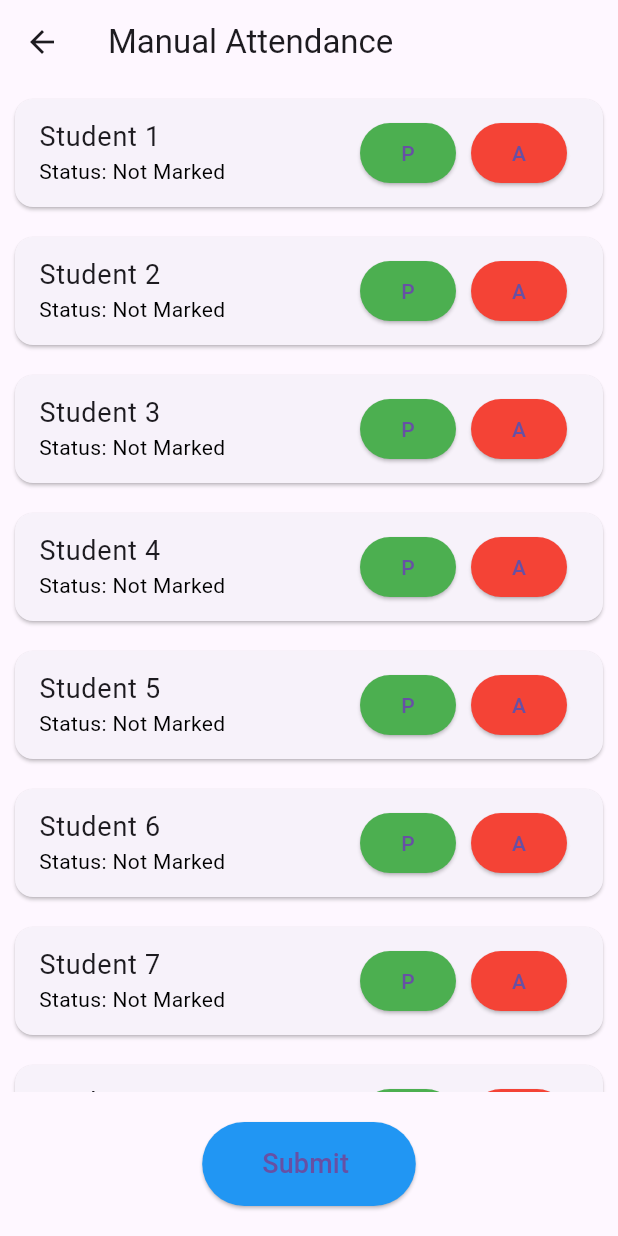
After one commit to amardas9127/class-in-app, a Flutter app: the TeacherHome screen opened directly, after a tap on the "menu" icon, after a tap on "Attendance", on a phone screen of 412 x 824 dp. The commit adds this screen. Run offline on Flutter 3.47's test engine with Material 3 defaults, Android fonts, the phone set to English and light mode, and no system bars; our stand-ins replace flutter_screenutil.

Commit message:
Teacher Pages

```diff
--- /dev/null
+++ b/lib/pages/teacher/attendance.dart
@@ -0,0 +1,133 @@
+import 'package:flutter/material.dart';
+
+class AttendancePage extends StatefulWidget {
+  @override
+  _AttendancePageState createState() => _AttendancePageState();
+}
+
+class _AttendancePageState extends State<AttendancePage> {
+  // List of students' names
+  final List<String> students = [
+    'Student 1',
+    'Student 2',
+    'Student 3',
+    'Student 4',
+    'Student 5',
+    'Student 6',
+    'Student 7',
+    'Student 8',
+    'Student 9',
+    'Student 10',
+  ];
+
+  // List to keep track of attendance status for each student
+  // Initially, all are marked as "Not Marked"
+  List<String> attendanceStatus = List.filled(10, "Not Marked");
+
+  // Method to update attendance status
+  void markAttendance(int index, String status) {
+    setState(() {
+      attendanceStatus[index] = status;
+    });
+  }
+
+  // Method to handle submit button click
+  void submitAttendance() {
+    bool allMarked = attendanceStatus.every((status) => status != "Not Marked");
+
+    if (allMarked) {
+      // Example of submitting (here, just showing a confirmation message)
+      ScaffoldMessenger.of(context).showSnackBar(
+        SnackBar(
+          content: Text('Attendance Submitted Successfully!'),
+        ),
+      );
+      // Here you would normally send attendanceStatus data to a database like MongoDB
+    } else {
+      // Show warning if some students' attendance is not marked
+      ScaffoldMessenger.of(context).showSnackBar(
+        SnackBar(
+          content: Text('Please mark attendance for all students!'),
+        ),
+      );
+    }
+  }
+
+  @override
+  Widget build(BuildContext context) {
+    return Scaffold(
+      appBar: AppBar(
+        title: Text('Manual Attendance'),
+      ),
+      body: Column(
+        children: [
+          Expanded(
+            child: ListView.builder(
+              itemCount: students.length,
+              itemBuilder: (context, index) {
+                return Card(
+                  margin: EdgeInsets.all(10.0),
+                  child: ListTile(
+                    title: Text(
+                      students[index],
+                      style: TextStyle(fontSize: 18),
+                    ),
+                    subtitle: Text(
+                      'Status: ${attendanceStatus[index]}',
+                      style: TextStyle(
+                        color: attendanceStatus[index] == 'Present'
+                            ? Colors.green
+                            : attendanceStatus[index] == 'Absent'
+                                ? Colors.red
+                                : Colors.black,
+                      ),
+                    ),
+                    trailing: Row(
+                      mainAxisSize: MainAxisSize.min,
+                      children: [
+                        ElevatedButton(
+                          onPressed: () {
+                            markAttendance(index, "Present");
+                          },
+                          style: ElevatedButton.styleFrom(
+                            backgroundColor: Colors.green,
+                          ),
+                          child: Text('P'), // P for Present
+                        ),
+                        SizedBox(width: 10),
+                        ElevatedButton(
+                          onPressed: () {
+                            markAttendance(index, "Absent");
+                          },
+                          style: ElevatedButton.styleFrom(
+                            backgroundColor: Colors.red,
+                          ),
+                          child: Text('A'), // A for Absent
+                        ),
+                      ],
+                    ),
+                  ),
+                );
+              },
+            ),
+          ),
+          // Submit Attendance Button
+          Padding(
+            padding: const EdgeInsets.all(20.0),
+            child: ElevatedButton(
+              onPressed: submitAttendance,
+              style: ElevatedButton.styleFrom(
+                backgroundColor: Colors.blue,
+                padding: EdgeInsets.symmetric(vertical: 15, horizontal: 40),
+              ),
+              child: Text(
+                'Submit ',
+                style: TextStyle(fontSize: 18),
+              ),
+            ),
+          ),
+        ],
+      ),
+    );
+  }
+}
--- a/lib/pages/teacher/teacher_home.dart
+++ b/lib/pages/teacher/teacher_home.dart
@@ -1,6 +1,11 @@
 import 'package:flutter/material.dart';
 import 'package:flutter_screenutil/flutter_screenutil.dart';
-
+import 'package:hackathon/assets/colors.dart';
+import 'package:hackathon/main.dart';
+import 'attendance.dart'; // Import the new pages
+import 'project_page.dart';
+import 'exam_page.dart';
+import 'Me.dart';
 class TeacherHome extends StatefulWidget {
   const TeacherHome({super.key});
 
@@ -23,7 +28,7 @@ class _TeacherHomeState extends State<TeacherHome> {
               children: <Widget>[
                 DrawerHeader(
                   decoration: BoxDecoration(
-                    color: Colors.blue,
+                    color: background_blue,
                   ),
                   child: Text(
                     'Teacher Menu',
@@ -34,24 +39,55 @@ class _TeacherHomeState extends State<TeacherHome> {
                   ),
                 ),
                 ListTile(
+                  leading: Icon(Icons.class_),
+                  title: Text('Attendance'),
+                  onTap: () {
+                    Navigator.pop(context); // Close the drawer
+                    Navigator.push(
+                      context,
+                      MaterialPageRoute(
+                        builder: (context) => AttendancePage(), // Navigate to AttendancePage
+                      ),
+                    );
+                  },
+                ),
+                ListTile(
                   leading: Icon(Icons.folder),
                   title: Text('Project'),
                   onTap: () {
                     Navigator.pop(context); // Close the drawer
+                    Navigator.push(
+                      context,
+                      MaterialPageRoute(
+                        builder: (context) => ProjectPage(), // Navigate to ProjectPage
+                      ),
+                    );
                   },
                 ),
                 ListTile(
-                  leading: Icon(Icons.chat),
-                  title: Text('AI-chat'),
+                  leading: Icon(Icons.folder),
+                  title: Text('Exam'),
                   onTap: () {
                     Navigator.pop(context); // Close the drawer
+                    Navigator.push(
+                      context,
+                      MaterialPageRoute(
+                        builder: (context) => ExamPage(), // Navigate to ProjectPage
+                      ),
+                    );
                   },
                 ),
                 ListTile(
-                  leading: Icon(Icons.feedback),
-                  title: Text('Feedback'),
+                  leading: Icon(Icons.query_builder),
+                  title: Text('Me'),
                   onTap: () {
                     Navigator.pop(context); // Close the drawer
+                    Navigator.push(
+                      context,
+                      MaterialPageRoute(
+                        builder: (context) => MePage(), // Navigate to ExamPage
+                      ),
+                    );
                   },
                 ),
               ],
@@ -77,7 +113,7 @@ class _TeacherHomeState extends State<TeacherHome> {
                     onPressed: () {
                       Scaffold.of(context).openDrawer(); // Open the drawer
                     },
-                    color: Colors.blue,
+                    color: background_blue,
                     iconSize: 30, // Adjust size of the hamburger icon
                   ),
                 ),
```
Also changed, not shown: lib/pages/teacher/Me.dart (added, +17 -0 lines), lib/pages/teacher/exam_page.dart (added, +17 -0 lines), lib/pages/teacher/project_page.dart (added, +16 -0 lines), lib/pages/teacher/home.dart (added).
